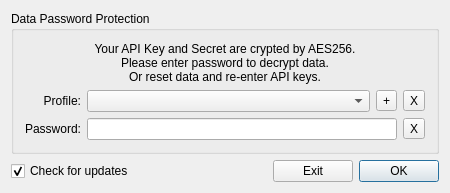
This is src/passworddialog.ui in JulyIghor/QtBitcoinTrader as Qt 5 draws it before an edit. The edited form follows.
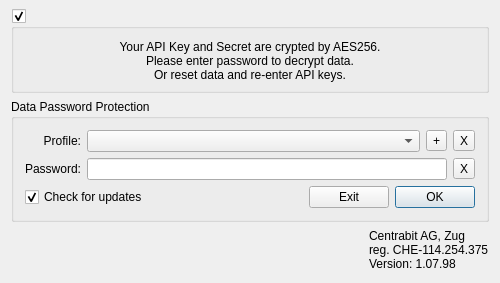
This is the edited form. Icons and pictures are not drawn.

The edit to the form file:
```diff
--- a/src/passworddialog.ui
+++ b/src/passworddialog.ui
@@ -6,53 +6,78 @@
    <rect>
     <x>0</x>
     <y>0</y>
-    <width>450</width>
-    <height>171</height>
+    <width>500</width>
+    <height>263</height>
    </rect>
   </property>
   <property name="minimumSize">
    <size>
-    <width>450</width>
+    <width>500</width>
     <height>0</height>
    </size>
   </property>
   <property name="windowTitle">
    <string>Qt Bitcoin Trader</string>
   </property>
+  <property name="styleSheet">
+   <string notr="true"/>
+  </property>
   <layout class="QGridLayout" name="gridLayout_2">
+   <property name="topMargin">
+    <number>9</number>
+   </property>
+   <item row="0" column="5">
+    <widget class="QGroupBox" name="descriptionGroupBox">
+     <property name="styleSheet">
+      <string notr="true">QGroupBox::indicator::checked::hover {background: black; border: 1px solid gray; border-radius: 3px; image: url(:/Resources/Close.png);} QGroupBox::indicator::checked::!hover { background: white; border: 1px solid gray; border-radius: 3px; image: url(:/Resources/Close.png);} QGroupBox:title {background: transparent;}</string>
+     </property>
+     <property name="title">
+      <string/>
+     </property>
+     <property name="checkable">
+      <bool>true</bool>
+     </property>
+     <layout class="QGridLayout" name="gridLayout_3">
+      <property name="leftMargin">
+       <number>8</number>
+      </property>
+      <property name="rightMargin">
+       <number>8</number>
+      </property>
+      <property name="bottomMargin">
+       <number>8</number>
+      </property>
+      <item row="0" column="0">
+       <widget class="QLabel" name="label">
+        <property name="sizePolicy">
+         <sizepolicy hsizetype="Preferred" vsizetype="Expanding">
+          <horstretch>0</horstretch>
+          <verstretch>0</verstretch>
+         </sizepolicy>
+        </property>
+        <property name="accessibleName">
+         <string>TR00112</string>
+        </property>
+        <property name="styleSheet">
+         <string notr="true"/>
+        </property>
+        <property name="text">
+         <string>Your API Key and Secret are crypted by AES256.
+Please enter password to decrypt data.
+Or reset data and re-enter API keys.</string>
+        </property>
+        <property name="alignment">
+         <set>Qt::AlignCenter</set>
+        </property>
+        <property name="buddy">
+         <cstring>passwordEdit</cstring>
+        </property>
+       </widget>
+      </item>
+     </layout>
+    </widget>
+   </item>
    <item row="1" column="5">
-    <widget class="QPushButton" name="okButton">
-     <property name="sizePolicy">
-      <sizepolicy hsizetype="Preferred" vsizetype="Fixed">
-       <horstretch>0</horstretch>
-       <verstretch>0</verstretch>
-      </sizepolicy>
-     </property>
-     <property name="accessibleName">
-      <string>OK</string>
-     </property>
-     <property name="text">
-      <string>OK</string>
-     </property>
-    </widget>
-   </item>
-   <item row="1" column="4">
-    <widget class="QPushButton" name="cancelButton">
-     <property name="sizePolicy">
-      <sizepolicy hsizetype="Preferred" vsizetype="Fixed">
-       <horstretch>0</horstretch>
-       <verstretch>0</verstretch>
-      </sizepolicy>
-     </property>
-     <property name="accessibleName">
-      <string>EXIT</string>
-     </property>
-     <property name="text">
-      <string>Exit</string>
-     </property>
-    </widget>
-   </item>
-   <item row="0" column="0" colspan="6">
     <widget class="QGroupBox" name="passInformText">
      <property name="accessibleName">
       <string>TR00106</string>
@@ -60,8 +85,10 @@
      <property name="title">
       <string>Data Password Protection</string>
      </property>
+     <layout class="QVBoxLayout" name="verticalLayout">
+      <item>
      <layout class="QGridLayout" name="gridLayout">
-      <item row="2" column="0">
+        <item row="1" column="0">
        <widget class="QLabel" name="labelPassword">
         <property name="sizePolicy">
          <sizepolicy hsizetype="Preferred" vsizetype="Preferred">
@@ -83,29 +110,33 @@
         </property>
        </widget>
       </item>
-      <item row="1" column="0">
-       <widget class="QLabel" name="labelPassword_2">
-        <property name="sizePolicy">
-         <sizepolicy hsizetype="Preferred" vsizetype="Preferred">
-          <horstretch>0</horstretch>
-          <verstretch>0</verstretch>
-         </sizepolicy>
-        </property>
-        <property name="accessibleName">
-         <string>TR00108</string>
-        </property>
-        <property name="text">
-         <string>Profile:</string>
-        </property>
-        <property name="alignment">
-         <set>Qt::AlignRight|Qt::AlignTrailing|Qt::AlignVCenter</set>
-        </property>
-        <property name="buddy">
-         <cstring>profileComboBox</cstring>
-        </property>
-       </widget>
-      </item>
       <item row="1" column="1">
+         <layout class="QHBoxLayout" name="horizontalLayout_2">
+          <item>
+           <widget class="QLineEdit" name="passwordEdit">
+            <property name="sizePolicy">
+             <sizepolicy hsizetype="MinimumExpanding" vsizetype="Fixed">
+              <horstretch>0</horstretch>
+              <verstretch>0</verstretch>
+             </sizepolicy>
+            </property>
+            <property name="echoMode">
+             <enum>QLineEdit::Password</enum>
+            </property>
+           </widget>
+          </item>
+          <item>
+           <widget class="QToolButton" name="toolButton">
+            <property name="text">
+             <string>X</string>
+            </property>
+           </widget>
+          </item>
+         </layout>
+        </item>
+        <item row="0" column="1">
+         <layout class="QHBoxLayout" name="horizontalLayout">
+          <item>
        <widget class="QComboBox" name="profileComboBox">
         <property name="sizePolicy">
          <sizepolicy hsizetype="MinimumExpanding" vsizetype="Fixed">
@@ -121,63 +152,56 @@
         </property>
        </widget>
       </item>
-      <item row="0" column="0" colspan="4">
-       <widget class="QLabel" name="label">
-        <property name="accessibleName">
-         <string>TR00112</string>
-        </property>
-        <property name="text">
-         <string>Your API Key and Secret are crypted by AES256.
-Please enter password to decrypt data.
-Or reset data and re-enter API keys.</string>
-        </property>
-        <property name="alignment">
-         <set>Qt::AlignCenter</set>
-        </property>
-        <property name="buddy">
-         <cstring>passwordEdit</cstring>
-        </property>
-       </widget>
-      </item>
-      <item row="2" column="3">
-       <widget class="QToolButton" name="toolButton">
-        <property name="text">
-         <string>X</string>
-        </property>
-       </widget>
-      </item>
-      <item row="1" column="3">
-       <widget class="QToolButton" name="removeButton">
-        <property name="text">
-         <string>X</string>
-        </property>
-       </widget>
-      </item>
-      <item row="1" column="2">
+          <item>
        <widget class="QToolButton" name="removeButton_2">
         <property name="text">
          <string>+</string>
         </property>
        </widget>
       </item>
-      <item row="2" column="1" colspan="2">
-       <widget class="QLineEdit" name="passwordEdit">
+          <item>
+           <widget class="QToolButton" name="removeButton">
+            <property name="text">
+             <string>X</string>
+            </property>
+           </widget>
+          </item>
+         </layout>
+        </item>
+        <item row="0" column="0">
+         <widget class="QLabel" name="labelPassword_2">
         <property name="sizePolicy">
-         <sizepolicy hsizetype="MinimumExpanding" vsizetype="Fixed">
+           <sizepolicy hsizetype="Preferred" vsizetype="Preferred">
           <horstretch>0</horstretch>
           <verstretch>0</verstretch>
          </sizepolicy>
         </property>
-        <property name="echoMode">
-         <enum>QLineEdit::Password</enum>
+          <property name="accessibleName">
+           <string>TR00108</string>
+          </property>
+          <property name="text">
+           <string>Profile:</string>
+          </property>
+          <property name="alignment">
+           <set>Qt::AlignRight|Qt::AlignTrailing|Qt::AlignVCenter</set>
+          </property>
+          <property name="buddy">
+           <cstring>profileComboBox</cstring>
         </property>
        </widget>
       </item>
      </layout>
-    </widget>
-   </item>
-   <item row="1" column="0">
+      </item>
+      <item>
+       <layout class="QHBoxLayout" name="horizontalLayout_3">
+        <item>
     <widget class="QCheckBox" name="updateCheckBox">
+          <property name="sizePolicy">
+           <sizepolicy hsizetype="Expanding" vsizetype="Fixed">
+            <horstretch>0</horstretch>
+            <verstretch>0</verstretch>
+           </sizepolicy>
+          </property>
      <property name="accessibleName">
       <string>CHECK_FOR_UPDATE</string>
      </property>
@@ -189,19 +213,103 @@
      </property>
     </widget>
    </item>
-   <item row="1" column="1" colspan="3">
+        <item>
+         <widget class="QPushButton" name="cancelButton">
+          <property name="sizePolicy">
+           <sizepolicy hsizetype="Preferred" vsizetype="Fixed">
+            <horstretch>0</horstretch>
+            <verstretch>0</verstretch>
+           </sizepolicy>
+          </property>
+          <property name="accessibleName">
+           <string>EXIT</string>
+          </property>
+          <property name="text">
+           <string>Exit</string>
+          </property>
+          <property name="autoDefault">
+           <bool>false</bool>
+          </property>
+         </widget>
+        </item>
+        <item>
+         <widget class="QPushButton" name="okButton">
+          <property name="sizePolicy">
+           <sizepolicy hsizetype="Preferred" vsizetype="Fixed">
+            <horstretch>0</horstretch>
+            <verstretch>0</verstretch>
+           </sizepolicy>
+          </property>
+          <property name="accessibleName">
+           <string>OK</string>
+          </property>
+          <property name="text">
+           <string>OK</string>
+          </property>
+         </widget>
+        </item>
+       </layout>
+      </item>
+     </layout>
+    </widget>
+   </item>
+   <item row="2" column="5">
+    <layout class="QHBoxLayout" name="horizontalLayout_4">
+     <item>
+      <widget class="QGroupBox" name="LogoGroupBox">
+       <property name="sizePolicy">
+        <sizepolicy hsizetype="Preferred" vsizetype="Preferred">
+         <horstretch>0</horstretch>
+         <verstretch>0</verstretch>
+        </sizepolicy>
+       </property>
+       <property name="minimumSize">
+        <size>
+         <width>183</width>
+         <height>44</height>
+        </size>
+       </property>
+       <property name="toolTip">
+        <string notr="true"/>
+       </property>
+       <property name="accessibleName">
+        <string>LOGOBUTTON</string>
+       </property>
+       <property name="styleSheet">
+        <string notr="true">border:0px;margin:0</string>
+       </property>
+       <property name="title">
+        <string/>
+       </property>
+      </widget>
+     </item>
+     <item>
     <spacer name="horizontalSpacer">
      <property name="orientation">
       <enum>Qt::Horizontal</enum>
      </property>
      <property name="sizeHint" stdset="0">
       <size>
-       <width>40</width>
-       <height>20</height>
+         <width>13</width>
+         <height>13</height>
       </size>
      </property>
     </spacer>
    </item>
+     <item>
+      <widget class="QLabel" name="label_info">
+       <property name="text">
+        <string>Centrabit AG, Zug
+reg. CHE-114.254.375
+Version: 1.07.98</string>
+       </property>
+       <property name="margin">
+        <number>0</number>
+       </property>
+      </widget>
+     </item>
+    </layout>
+   </item>
   </layout>
  </widget>
  <layoutdefault spacing="6" margin="11"/>
```
Left out of the diff: 2 changed lines with no effect on the pictures. Lines whose indentation alone changed are shown as unchanged.
